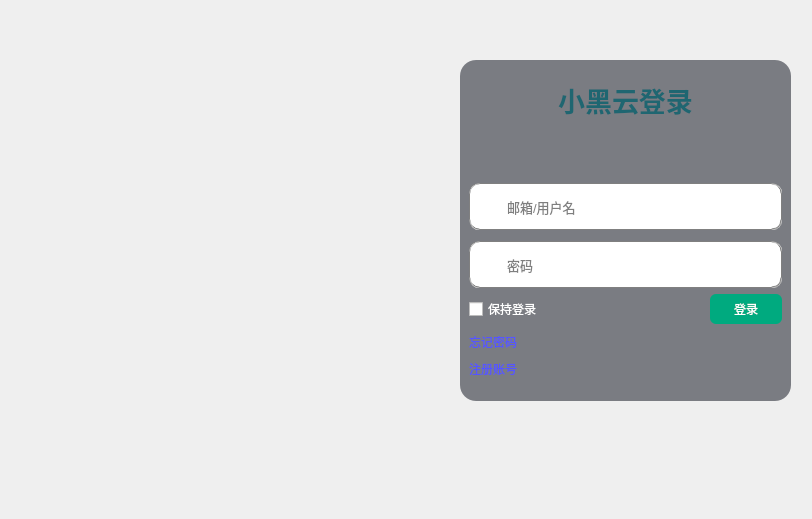
Before: the Qt Designer form ui/Login.ui in aibotez/SBCClientV2, drawn with Qt 5.
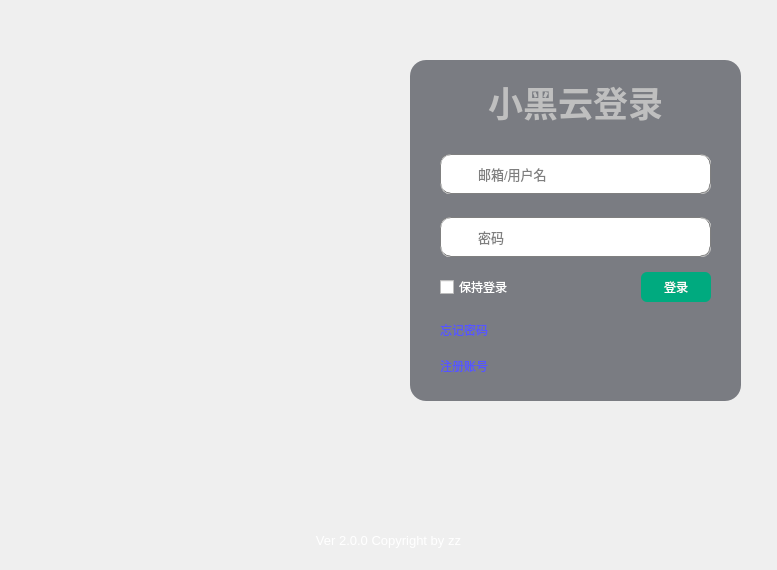
After: the same form once the commit is applied. Icons and pictures are not drawn.

```diff
--- a/ui/Login.ui
+++ b/ui/Login.ui
@@ -6,8 +6,8 @@
    <rect>
     <x>0</x>
     <y>0</y>
-    <width>812</width>
-    <height>519</height>
+    <width>777</width>
+    <height>570</height>
    </rect>
   </property>
   <property name="windowTitle">
@@ -24,7 +24,7 @@
   <widget class="QFrame" name="frame">
    <property name="geometry">
     <rect>
-     <x>460</x>
+     <x>410</x>
      <y>60</y>
      <width>331</width>
      <height>341</height>
@@ -47,21 +47,31 @@
    <property name="frameShadow">
     <enum>QFrame::Raised</enum>
    </property>
-   <layout class="QVBoxLayout" name="verticalLayout" stretch="10,10,10,1,10,15,5,1,3">
+   <layout class="QVBoxLayout" name="verticalLayout" stretch="1,1,5,2,5,1,5,1,2">
     <property name="spacing">
      <number>6</number>
     </property>
+    <property name="leftMargin">
+     <number>30</number>
+    </property>
     <property name="topMargin">
      <number>16</number>
     </property>
+    <property name="rightMargin">
+     <number>30</number>
+    </property>
     <item>
      <widget class="QLabel" name="label">
       <property name="font">
        <font>
-        <family>幼圆</family>
-        <pointsize>20</pointsize>
+        <family>华文行楷</family>
+        <pointsize>26</pointsize>
         <weight>75</weight>
+        <italic>false</italic>
         <bold>true</bold>
+        <underline>false</underline>
+        <strikeout>false</strikeout>
+        <kerning>true</kerning>
        </font>
       </property>
       <property name="layoutDirection">
@@ -70,6 +80,7 @@
       <property name="styleSheet">
        <string notr="true">#label{
 	color:#1f6671;
+	color:#bfbfbf;
 }</string>
       </property>
       <property name="text">
@@ -97,6 +108,12 @@
     </item>
     <item>
      <widget class="QFrame" name="frame_2">
+      <property name="maximumSize">
+       <size>
+        <width>16777215</width>
+        <height>40</height>
+       </size>
+      </property>
       <property name="styleSheet">
        <string notr="true">#frame_2{
 	background:#ffffff;
@@ -167,6 +184,12 @@
     </item>
     <item>
      <widget class="QFrame" name="frame_3">
+      <property name="maximumSize">
+       <size>
+        <width>16777215</width>
+        <height>40</height>
+       </size>
+      </property>
       <property name="styleSheet">
        <string notr="true">#frame_3{
 	background:#ffffff;
@@ -225,6 +248,9 @@
       <property name="spacing">
        <number>0</number>
       </property>
+      <property name="topMargin">
+       <number>9</number>
+      </property>
       <item>
        <widget class="QCheckBox" name="checkBox">
         <property name="styleSheet">
@@ -307,6 +333,32 @@
     </item>
    </layout>
   </widget>
+  <widget class="QLabel" name="label_7">
+   <property name="geometry">
+    <rect>
+     <x>13</x>
+     <y>530</y>
+     <width>751</width>
+     <height>20</height>
+    </rect>
+   </property>
+   <property name="font">
+    <font>
+     <pointsize>10</pointsize>
+    </font>
+   </property>
+   <property name="styleSheet">
+    <string notr="true">#label_7{
+	color:#ffffff;
+}</string>
+   </property>
+   <property name="text">
+    <string>Ver 2.0.0 Copyright by zz</string>
+   </property>
+   <property name="alignment">
+    <set>Qt::AlignCenter</set>
+   </property>
+  </widget>
  </widget>
  <resources/>
  <connections/>
```
